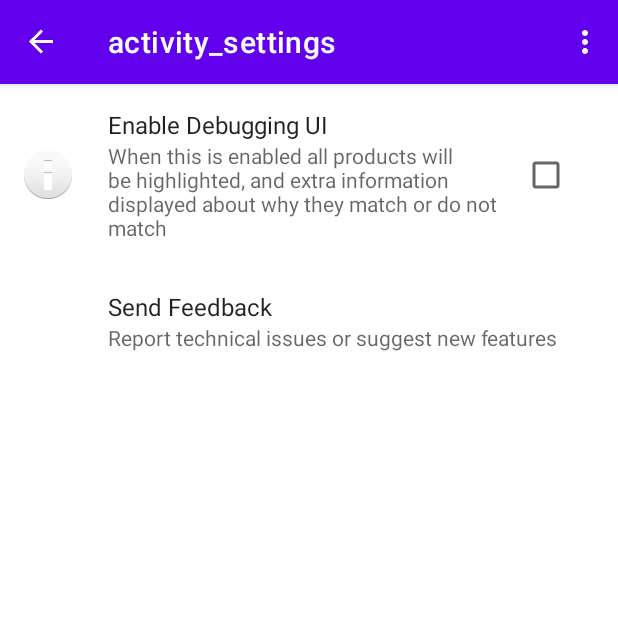
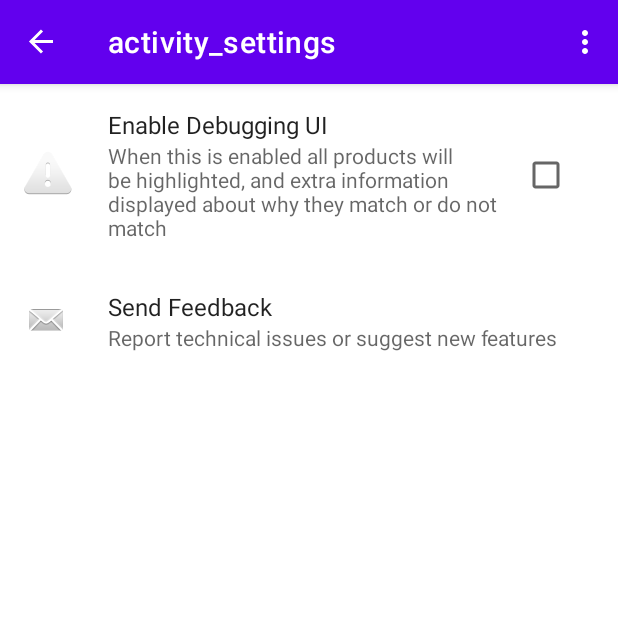
Before and after one commit to amy-phillips/EthicalShoppingAndroid, an Android app: the MySettingsFragment screen opened through its navigation route, on a phone screen of 412 x 824 dp, the top half of it. Run offline under Robolectric (Android 15) with nearby library versions, the phone set to English and light mode, and no system bars; our stand-ins replace androidx.preference, navigation-ui.

Commit message:
email from settings screen

```diff
--- a/app/src/main/res/xml/preferences.xml
+++ b/app/src/main/res/xml/preferences.xml
@@ -1,9 +1,10 @@
 <?xml version="1.0" encoding="utf-8"?>
-<androidx.preference.PreferenceScreen xmlns:android="http://schemas.android.com/apk/res/android">
+<androidx.preference.PreferenceScreen xmlns:app="http://schemas.android.com/apk/res-auto"
+    xmlns:android="http://schemas.android.com/apk/res/android">
 
     <androidx.preference.CheckBoxPreference
         android:defaultValue="false"
-        android:icon="@android:drawable/ic_dialog_info"
+        android:icon="@android:drawable/ic_dialog_alert"
         android:key="settings_debug"
         android:summary="@string/moreinfo_debugging"
         android:title="@string/action_debugging" />
@@ -11,5 +12,17 @@
     <androidx.preference.Preference
         android:key="settings_feedback"
         android:summary="@string/moreinfo_feedback"
-        android:title="@string/action_feedback" />
+        android:title="@string/action_feedback"
+        android:icon="@android:drawable/sym_action_email">
+        <intent
+            android:action="android.intent.action.VIEW"
+            android:data="mailto:ethics@thinkysaurus.co.uk">
+            <extra
+                android:name="android.intent.extra.SUBJECT"
+                android:value="Ethical Shopping Android Feedback" />
+            <extra
+                android:name="android.intent.extra.TEXT"
+                android:value="Hi Amy!  Here's some useful feedback on your Ethical Shopping Android App:  Thank you very much!" />
+        </intent>
+    </androidx.preference.Preference>
 </androidx.preference.PreferenceScreen>
```
